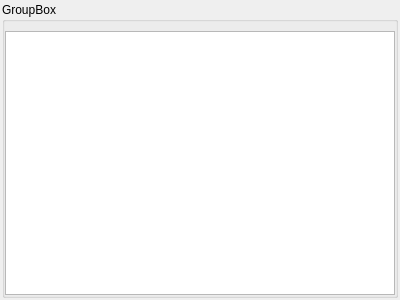
First picture: the form in widget/mvaluelabeltable.ui, repository a9876653/qt-j1939, before the edit.
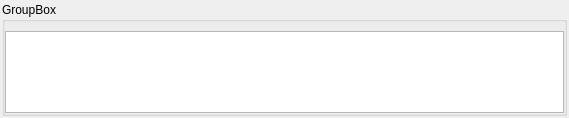
Second picture: the form after the edit.

Diff of the .ui file:
```diff
--- a/widget/mvaluelabeltable.ui
+++ b/widget/mvaluelabeltable.ui
@@ -6,8 +6,8 @@
    <rect>
     <x>0</x>
     <y>0</y>
-    <width>400</width>
-    <height>300</height>
+    <width>569</width>
+    <height>118</height>
    </rect>
   </property>
   <property name="windowTitle">
```
